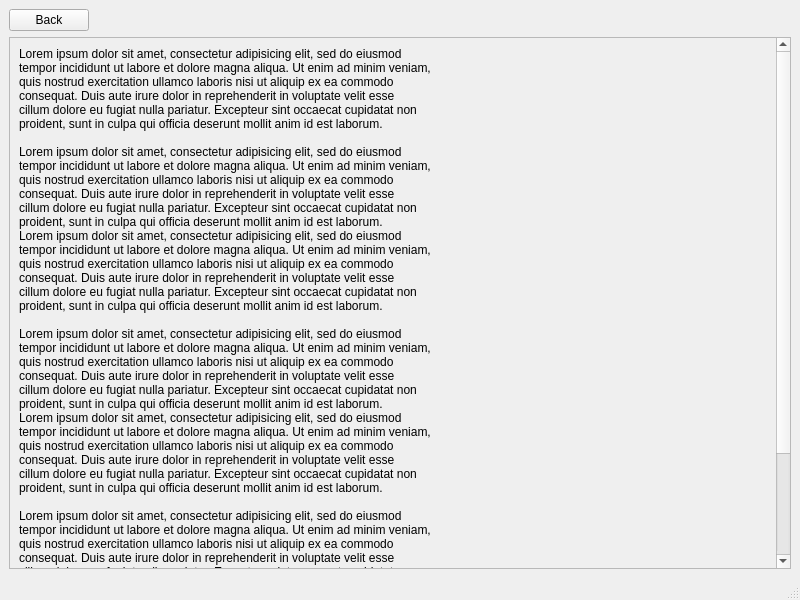
This is views/aboutview.ui in Vermont-EPSCoR/Macroinvertebrates as Qt 5 draws it before an edit. The edited form follows.
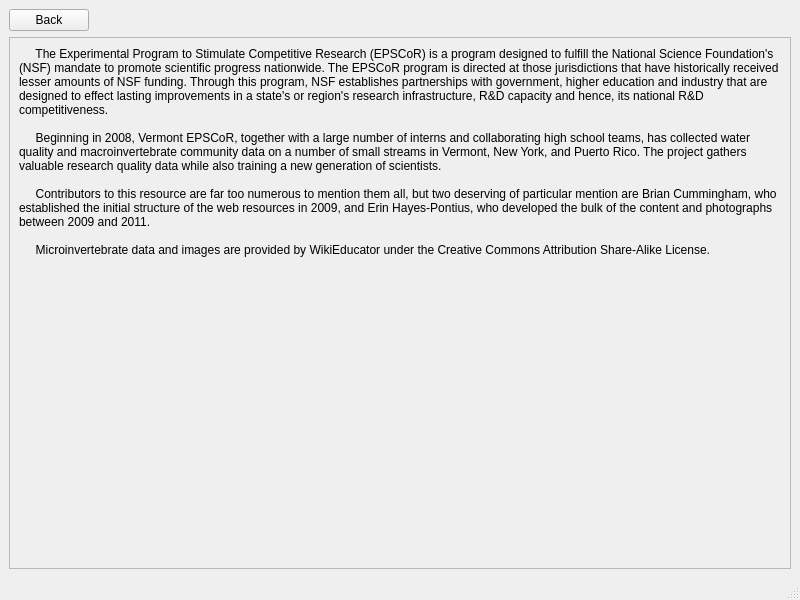
This is the edited form.

Diff of the .ui file:
```diff
--- a/views/aboutview.ui
+++ b/views/aboutview.ui
@@ -49,60 +49,27 @@
         <rect>
          <x>0</x>
          <y>0</y>
-         <width>759</width>
-         <height>760</height>
+         <width>774</width>
+         <height>489</height>
         </rect>
        </property>
        <layout class="QVBoxLayout" name="verticalLayout_2">
         <item>
          <widget class="QLabel" name="label">
           <property name="text">
-           <string>Lorem ipsum dolor sit amet, consectetur adipisicing elit, sed do eiusmod
-tempor incididunt ut labore et dolore magna aliqua. Ut enim ad minim veniam,
-quis nostrud exercitation ullamco laboris nisi ut aliquip ex ea commodo
-consequat. Duis aute irure dolor in reprehenderit in voluptate velit esse
-cillum dolore eu fugiat nulla pariatur. Excepteur sint occaecat cupidatat non
-proident, sunt in culpa qui officia deserunt mollit anim id est laborum.
+           <string>     The Experimental Program to Stimulate Competitive Research (EPSCoR) is a program designed to fulfill the National Science Foundation's (NSF) mandate to promote scientific progress nationwide. The EPSCoR program is directed at those jurisdictions that have historically received lesser amounts of NSF funding. Through this program, NSF establishes partnerships with government, higher education and industry that are designed to effect lasting improvements in a state's or region's research infrastructure, R&amp;D capacity and hence, its national R&amp;D competitiveness.
 
-Lorem ipsum dolor sit amet, consectetur adipisicing elit, sed do eiusmod
-tempor incididunt ut labore et dolore magna aliqua. Ut enim ad minim veniam,
-quis nostrud exercitation ullamco laboris nisi ut aliquip ex ea commodo
-consequat. Duis aute irure dolor in reprehenderit in voluptate velit esse
-cillum dolore eu fugiat nulla pariatur. Excepteur sint occaecat cupidatat non
-proident, sunt in culpa qui officia deserunt mollit anim id est laborum.
-Lorem ipsum dolor sit amet, consectetur adipisicing elit, sed do eiusmod
-tempor incididunt ut labore et dolore magna aliqua. Ut enim ad minim veniam,
-quis nostrud exercitation ullamco laboris nisi ut aliquip ex ea commodo
-consequat. Duis aute irure dolor in reprehenderit in voluptate velit esse
-cillum dolore eu fugiat nulla pariatur. Excepteur sint occaecat cupidatat non
-proident, sunt in culpa qui officia deserunt mollit anim id est laborum.
+     Beginning in 2008, Vermont EPSCoR, together with a large number of interns and collaborating high school teams, has collected water quality and macroinvertebrate community data on a number of small streams in Vermont, New York, and Puerto Rico. The project gathers valuable research quality data while also training a new generation of scientists.
 
-Lorem ipsum dolor sit amet, consectetur adipisicing elit, sed do eiusmod
-tempor incididunt ut labore et dolore magna aliqua. Ut enim ad minim veniam,
-quis nostrud exercitation ullamco laboris nisi ut aliquip ex ea commodo
-consequat. Duis aute irure dolor in reprehenderit in voluptate velit esse
-cillum dolore eu fugiat nulla pariatur. Excepteur sint occaecat cupidatat non
-proident, sunt in culpa qui officia deserunt mollit anim id est laborum.
-Lorem ipsum dolor sit amet, consectetur adipisicing elit, sed do eiusmod
-tempor incididunt ut labore et dolore magna aliqua. Ut enim ad minim veniam,
-quis nostrud exercitation ullamco laboris nisi ut aliquip ex ea commodo
-consequat. Duis aute irure dolor in reprehenderit in voluptate velit esse
-cillum dolore eu fugiat nulla pariatur. Excepteur sint occaecat cupidatat non
-proident, sunt in culpa qui officia deserunt mollit anim id est laborum.
+     Contributors to this resource are far too numerous to mention them all, but two deserving of particular mention are Brian Cummingham, who established the initial structure of the web resources in 2009, and Erin Hayes-Pontius, who developed the bulk of the content and photographs between 2009 and 2011.
 
-Lorem ipsum dolor sit amet, consectetur adipisicing elit, sed do eiusmod
-tempor incididunt ut labore et dolore magna aliqua. Ut enim ad minim veniam,
-quis nostrud exercitation ullamco laboris nisi ut aliquip ex ea commodo
-consequat. Duis aute irure dolor in reprehenderit in voluptate velit esse
-cillum dolore eu fugiat nulla pariatur. Excepteur sint occaecat cupidatat non
-proident, sunt in culpa qui officia deserunt mollit anim id est laborum.
-
-Lorem ipsum dolor sit amet, consectetur adipisicing elit, sed do eiusmod
-tempor incididunt ut labore et dolore magna aliqua. Ut enim ad minim veniam,
-quis nostrud exercitation ullamco laboris nisi ut aliquip ex ea commodo
-consequat. Duis aute irure dolor in reprehenderit in voluptate velit esse
-cillum dolore eu fugiat nulla pariatur. Excepteur sint occaecat cupidatat non
-proident, sunt in culpa qui officia deserunt mollit anim id est laborum.</string>
+     Microinvertebrate data and images are provided by WikiEducator under the Creative Commons Attribution Share-Alike License.</string>
+          </property>
+          <property name="alignment">
+           <set>Qt::AlignLeading|Qt::AlignLeft|Qt::AlignTop</set>
+          </property>
+          <property name="wordWrap">
+           <bool>true</bool>
           </property>
          </widget>
         </item>
```
